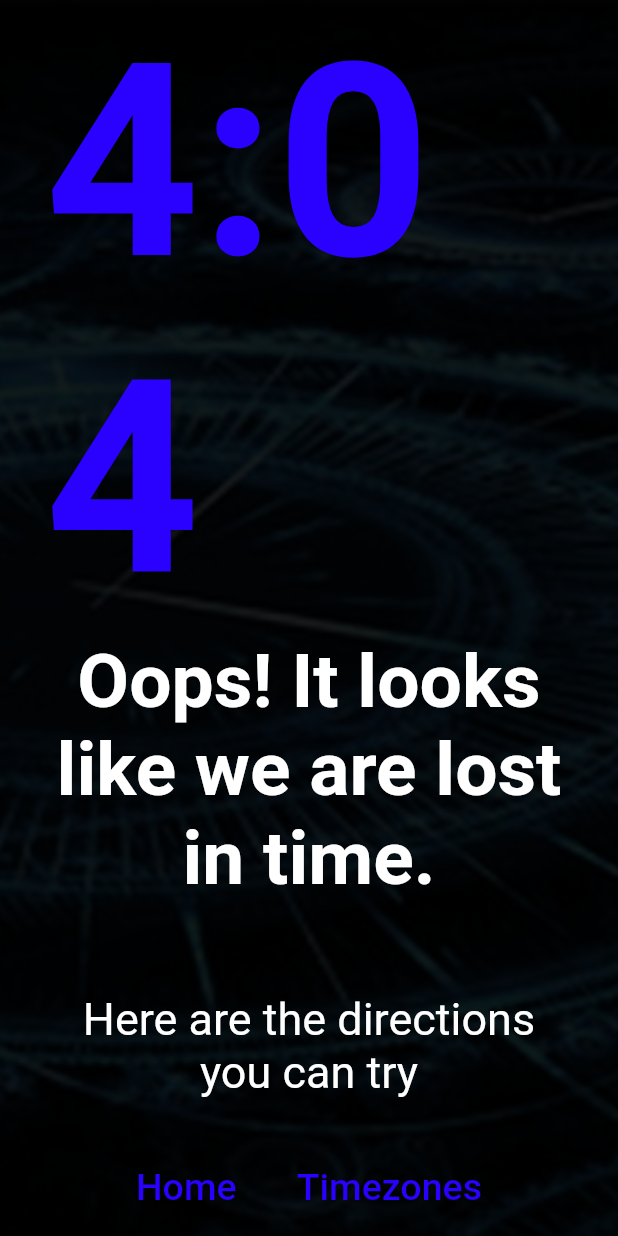
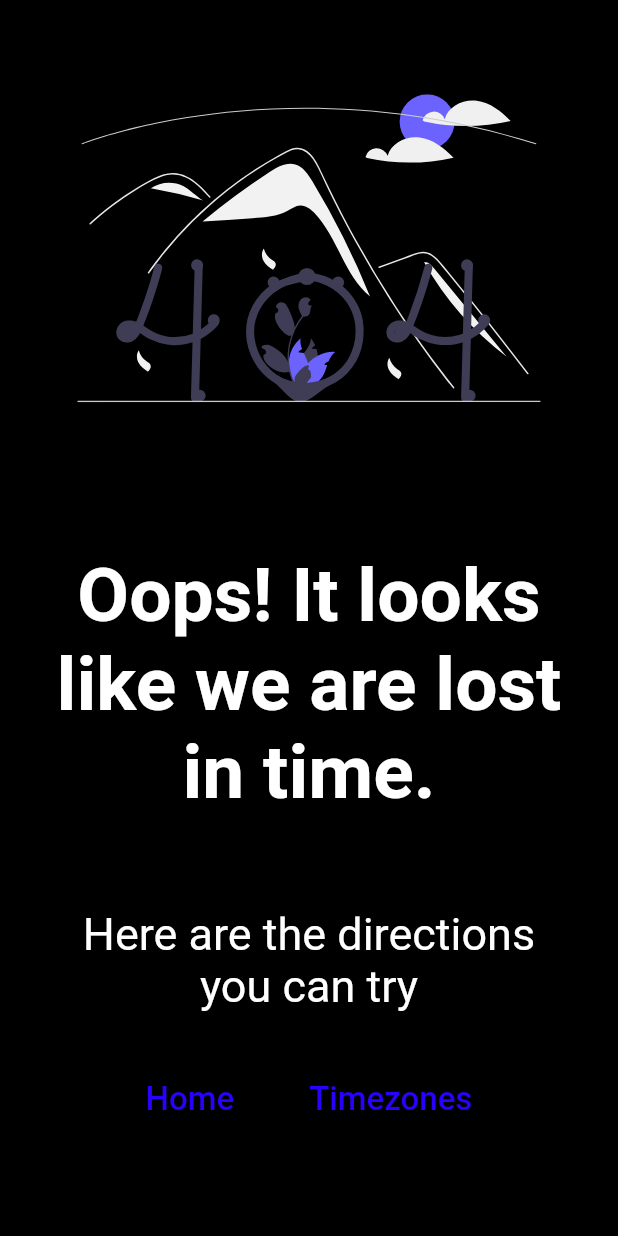
Before and after one commit to ParthBaraiya/world_clock, a Flutter app: the Error404Page screen opened directly, on a phone screen of 412 x 824 dp. Run offline on Flutter 3.47's test engine with Material 2 defaults, Android fonts, the phone set to English and light mode, and no system bars; our stand-ins replace flutter_spinkit, flutter_svg, go_router, hive, hive_flutter and 2 more; accounts and stored records are empty; generated files the repository leaves out were written again.

Commit message:
Update 404 page.

```diff
--- a/lib/feature/error_404.dart
+++ b/lib/feature/error_404.dart
@@ -1,10 +1,10 @@
 import 'package:flutter/material.dart';
 
+import '../gen/assets.gen.dart';
 import '../service/constants.dart';
 import '../service/extension.dart';
 import '../service/navigation_service/navigation_service.dart';
 import '../service/theme/theme.dart';
-import '../values/images.dart';
 
 class Error404Page extends StatelessWidget {
   const Error404Page({Key? key}) : super(key: key);
@@ -12,33 +12,34 @@ class Error404Page extends StatelessWidget {
   @override
   Widget build(BuildContext context) {
     final screenSize = MediaQuery.of(context).size;
+
+    final aspectRatio = 860.13137 / 571.14799;
+    late double imageWidth;
+
+    if (screenSize.width > 1000) {
+      imageWidth = 700;
+    } else {
+      imageWidth = screenSize.width * 0.75;
+    }
+
+    final imageHeight = imageWidth / aspectRatio;
+
     return Scaffold(
       backgroundColor: CustomTheme.instance.backgroundColor,
       body: Stack(
         fit: StackFit.expand,
         alignment: Alignment.center,
         children: [
-          Opacity(
-            opacity: 0.1,
-            child: Image.asset(
-              Images.bg404,
-              fit: BoxFit.cover,
-              height: screenSize.height,
-              width: screenSize.width,
-            ),
-          ),
           Padding(
             padding: const EdgeInsets.symmetric(horizontal: 30),
             child: Column(
               mainAxisAlignment: MainAxisAlignment.center,
               children: [
-                Text(
-                  '4:04',
-                  style: TextStyle(
-                      fontSize: 180,
-                      color: CustomTheme.instance.accentTextColor,
-                      fontWeight: FontWeight.bold),
+                Assets.vectors.pageNotFound.svg(
+                  width: imageWidth,
+                  height: imageHeight,
                 ),
+                const SizedBox(height: 100),
                 Text(
                   'Oops! It looks like we are lost in time.',
                   textAlign: TextAlign.center,
@@ -64,6 +65,7 @@ class Error404Page extends StatelessWidget {
                       onTap: () => context.goToRoute(route: RouteNames.home),
                       title: 'Home',
                     ),
+                    const SizedBox(width: 30),
                     _ActionText(
                       onTap: () =>
                           context.goToRoute(route: RouteNames.timezoneList),
@@ -96,23 +98,21 @@ class _ActionText extends StatefulWidget {
 
 class _ActionTextState extends State<_ActionText>
     with SingleTickerProviderStateMixin {
-  late final AnimationController _parent;
-  late final Animation<double> _animation;
+  late final AnimationController _animation;
 
   @override
   void initState() {
     super.initState();
 
-    _parent = AnimationController(
+    _animation = AnimationController(
       vsync: this,
       duration: Constants.defaultAnimationDuration,
     );
-    _animation = Tween<double>(begin: 1, end: 1.1).animate(_parent);
   }
 
   @override
   void dispose() {
-    _parent.dispose();
+    _animation.dispose();
 
     super.dispose();
   }
@@ -122,34 +122,37 @@ class _ActionTextState extends State<_ActionText>
     return ValueListenableBuilder<double>(
       valueListenable: _animation,
       builder: (_, value, child) {
-        return Transform.scale(
-          scale: value,
+        return CustomPaint(
           child: child,
+          painter: LinePainter(
+            listenable: _animation,
+            lineColor: CustomTheme.instance.accentTextColor,
+          ),
         );
       },
       child: TextButton(
         onPressed: widget.onTap,
         onHover: (isHover) {
           if (isHover)
-            _parent.forward();
+            _animation.forward();
           else
-            _parent.reverse();
+            _animation.reverse();
         },
         style: ButtonStyle(
-          overlayColor: MaterialStateProperty.all(
-              CustomTheme.instance.primaryTextColor.withOpacity(0.1)),
+          overlayColor: MaterialStateProperty.all(Colors.transparent),
           shape: MaterialStateProperty.all(
             RoundedRectangleBorder(
               borderRadius: BorderRadius.circular(50),
             ),
           ),
           padding: MaterialStateProperty.all(
-              const EdgeInsets.symmetric(horizontal: 20, vertical: 15)),
+            const EdgeInsets.symmetric(vertical: 15, horizontal: 10),
+          ),
         ),
         child: Text(
           widget.title,
           style: TextStyle(
-            fontSize: 25,
+            fontSize: 22,
             color: CustomTheme.instance.accentTextColor,
           ),
         ),
@@ -157,3 +160,31 @@ class _ActionTextState extends State<_ActionText>
     );
   }
 }
+
+class LinePainter extends CustomPainter {
+  final Animation<double> listenable;
+  final Color lineColor;
+  LinePainter({required this.listenable, required this.lineColor})
+      : super(repaint: listenable);
+
+  @override
+  void paint(Canvas canvas, Size size) {
+    final lineWidth = size.width * listenable.value;
+    final paint = Paint()
+      ..color = lineColor
+      ..style = PaintingStyle.fill;
+
+    final top = size.height - 4;
+
+    final rect = RRect.fromRectAndRadius(
+      Rect.fromLTRB(0, top, lineWidth, size.height),
+      const Radius.circular(20),
+    );
+
+    canvas.drawRRect(rect, paint);
+  }
+
+  @override
+  bool shouldRepaint(covariant LinePainter oldDelegate) =>
+      listenable != oldDelegate.listenable;
+}
```
